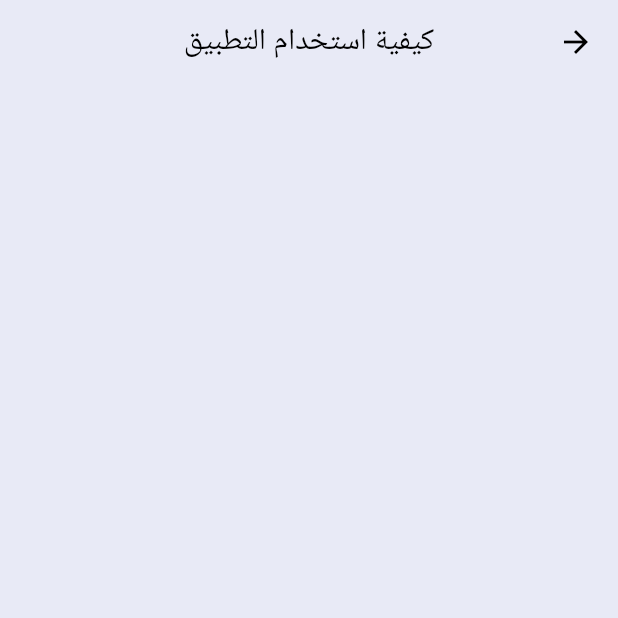
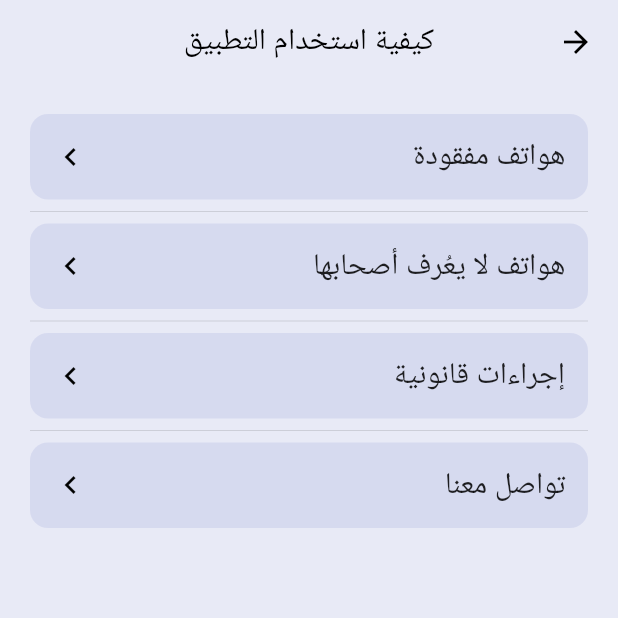
Before and after one commit to EsraaHamada100/find-your-phone, a Flutter app: the ArticlesScreen screen opened directly, on a phone screen of 412 x 824 dp, the top half of it. Run offline on Flutter 3.47's test engine with Material 2 defaults, Android fonts, the light colour scheme and no system bars; our stand-ins replace cloud_firestore, email_validator, firebase_auth, firebase_core, firebase_storage, flutter_svg and 4 more; accounts and stored records are empty.

Commit message:
22-7-2022

```diff
--- a/lib/control/admin_controller.dart
+++ b/lib/control/admin_controller.dart
@@ -18,6 +18,29 @@ class AdminController extends GetxController {
   RxList legalActions = [].obs;
   RxList admins = [].obs;
   final DateTime now = DateTime.now();
+
+  RxList<dynamic> howToUseOurApp = [
+    ArticleData(
+      'هواتف مفقودة',
+      'فى هذه الصفحه ستجد الهواتف المفقودة التى يبحث عنها أصحابها , أذا فقدت هاتفك يمكنك إضافته عن طريق الضغط على + أسفل الصفحة وكتابة بيانات الهاتف  وستقوم بدفع مبلغ رمزي كمصاريف للإضافة و بعدها سيستمر الهاتف فى الظهور حتى بداية نفس الشهر الذي أضيف فيه من العام التالى , كما يمكنك البحث فيها فى حالة أنك وجدت هاتفا وتريد معرفة صاحب الهاتف .',
+      false,
+    ),
+    ArticleData(
+      'هواتف لا يعُرف أصحابها',
+      'فى هذه الصفحه ستجد الهواتف التى تم إيجادها ولم يعثر بعد على أصحابها فإذا كنت قد فقدت هاتفك يمكنك البحث فى هذه الصفحة لترى إذا عثر أحدهم عليه , أو يمكنك إضافة هاتف قد عثرت عليه وتبحث عن صاحبه وتكون الإضافة مجانية تماما .',
+      false,
+    ),
+    ArticleData(
+      'إجراءات قانونية',
+      'فى هذه الصفحه ستجد بعض الإجراءات القانونية التي يمكنك اتخاذها للعثور على هاتفك وهذه الإجراءات يمكنك الإستفاده منها إذا كنت تعيش فى جمهورية مصر العربية .',
+      false,
+    ),
+    ArticleData(
+      'تواصل معنا',
+      'يمكنك الذهاب إلى هذه الصفحه إذا رغبت بتقديم اقتراح أو شكوى وسنكون سعيدين جدا بتلقى اقتراحاتكم وشكاويكم والرد عليها فى أقرب وقت',
+      false,
+    ),
+  ].obs;
 
   /// get the document that has all admin nessecary data including :
   /// payment number , admins list, legal actions list ...etc
@@ -112,6 +135,7 @@ class AdminController extends GetxController {
       return false;
     }
   }
+
   // change the email that you allow user to connect on
   Future<bool> changeConnectEmail({
     required String email,
@@ -126,8 +150,13 @@ class AdminController extends GetxController {
   }
 
 // change visibility
-  void changeVisibility(int index) {
+  void changeLegalActionArticleVisibility(int index) {
     legalActions[index].isVisible = !legalActions[index].isVisible;
+    update();
+  }
+
+  void changeHowToUseOurAppArticleVisibility(int index) {
+    howToUseOurApp[index].isVisible = !howToUseOurApp[index].isVisible;
     update();
   }
 
--- a/lib/shared/reusable_widgets/articles_list.dart
+++ b/lib/shared/reusable_widgets/articles_list.dart
@@ -20,6 +20,7 @@ class ArticlesScreen extends StatelessWidget {
   final AppController _controller = Get.find<AppController>();
   final AdminController _adminController = Get.find<AdminController>();
   final Screens screen;
+
   GlobalKey<FormState> formKey = GlobalKey<FormState>();
   deleteArticle(BuildContext context, int index) async {
     Get.back();
@@ -66,7 +67,9 @@ class ArticlesScreen extends StatelessWidget {
                     context: context,
                   ),
                   separatorBuilder: (_, index) => Divider(),
-                  itemCount: _adminController.legalActions.length,
+                  itemCount: screen == Screens.lawScreen
+                      ? _adminController.legalActions.length
+                      : _adminController.howToUseOurApp.length,
                 ),
               ),
             ),
@@ -105,7 +108,10 @@ class ArticlesScreen extends StatelessWidget {
             ),
             child: GestureDetector(
               onTap: () {
-                _adminController.changeVisibility(index);
+                screen == Screens.lawScreen
+                    ? _adminController.changeLegalActionArticleVisibility(index)
+                    : _adminController
+                        .changeHowToUseOurAppArticleVisibility(index);
                 // print(_controller.articlesList[index]['isVisible']);
               },
               onLongPress: () async {
@@ -130,19 +136,27 @@ class ArticlesScreen extends StatelessWidget {
                   mainAxisAlignment: MainAxisAlignment.spaceBetween,
                   children: [
                     Text(
-                      _adminController.legalActions[index].title,
+                      screen == Screens.lawScreen
+                          ? _adminController.legalActions[index].title
+                          : _adminController.howToUseOurApp[index].title,
                       style: Theme.of(context).textTheme.headline6,
                     ),
-                    Icon(_adminController.legalActions[index].isVisible
-                        ? Icons.keyboard_arrow_down_outlined
-                        : Icons.keyboard_arrow_left_outlined),
+                    screen == Screens.lawScreen
+                        ? Icon(_adminController.legalActions[index].isVisible
+                            ? Icons.keyboard_arrow_down_outlined
+                            : Icons.keyboard_arrow_left_outlined)
+                        : Icon(_adminController.howToUseOurApp[index].isVisible
+                            ? Icons.keyboard_arrow_down_outlined
+                            : Icons.keyboard_arrow_left_outlined),
                   ],
                 ),
               ),
             ),
           ),
           Visibility(
-            visible: _adminController.legalActions[index].isVisible,
+            visible: screen == Screens.lawScreen
+                ? _adminController.legalActions[index].isVisible
+                : _adminController.howToUseOurApp[index].isVisible,
             replacement: const SizedBox.shrink(),
             child: Container(
               padding: EdgeInsets.all(20),
@@ -151,7 +165,9 @@ class ArticlesScreen extends StatelessWidget {
                 color: secondaryColor,
               ),
               child: Text(
-                _adminController.legalActions[index].content,
+                screen == Screens.lawScreen
+                    ? _adminController.legalActions[index].content
+                    : _adminController.howToUseOurApp[index].content,
                 style: Theme.of(context).textTheme.bodyText1,
                 textAlign: TextAlign.justify,
               ),
@@ -240,15 +256,19 @@ class ArticlesScreen extends StatelessWidget {
                           formKey.currentState!.save();
                           Get.back();
                           showLoading(context);
-                          bool result = await _adminController.addLegalActionArticle(
-                              title: title, content: description);
+                          bool result =
+                              await _adminController.addLegalActionArticle(
+                                  title: title, content: description);
                           Get.back();
-                          if(result){
-                            showToast(context, 'تمت إضافة المقالة بنجاح', ToastStates.success);
-                          }else {
-                            showToast(context, 'لم نستطع إضافة المقالة يرجى المحاولة لاحقًا', ToastStates.error);
+                          if (result) {
+                            showToast(context, 'تمت إضافة المقالة بنجاح',
+                                ToastStates.success);
+                          } else {
+                            showToast(
+                                context,
+                                'لم نستطع إضافة المقالة يرجى المحاولة لاحقًا',
+                                ToastStates.error);
                           }
-
                         }
                       },
                       child: const Text('تم'),
```
Also changed, not shown: lib/shared/reusable_widgets/custom_article.dart (added, +89 -0 lines).
